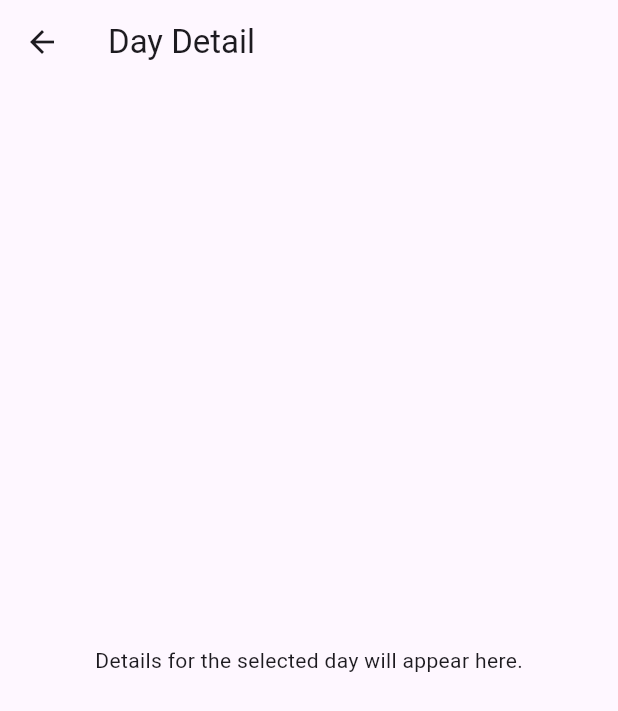
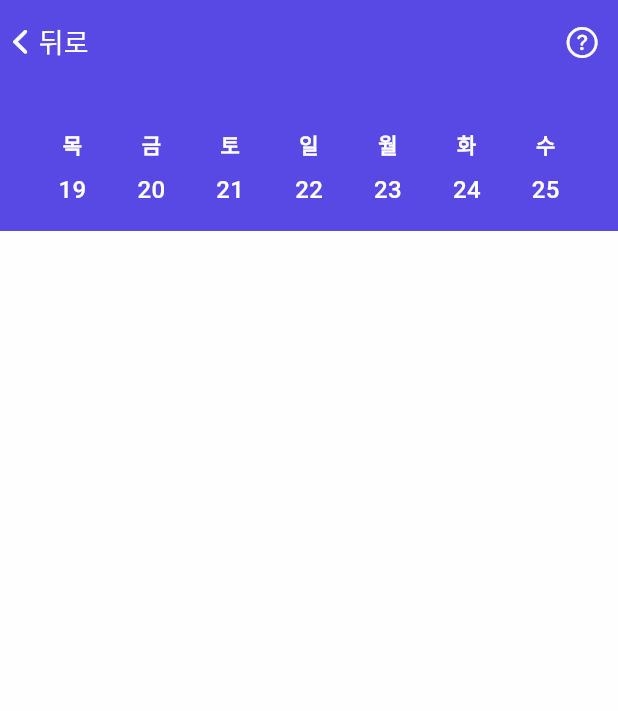
Before and after one commit to Monfi98/Harubee-AOS, a Flutter app: the DayDetailView screen opened directly, on a phone screen of 412 x 824 dp. Shown: the top 711 px of the screen. Run offline on Flutter 3.47's test engine with Material 3 defaults, Android fonts, the phone set to English and light mode, and no system bars; our stand-ins replace go_router; missing offline and left inert: dart_eval; Roboto replaces fonts that are missing (Pretendard).

Commit message:
상단 WeeklyHeader 추가

```diff
--- a/lib/core/utils/datetime_extension.dart
+++ b/lib/core/utils/datetime_extension.dart
@@ -17,4 +17,6 @@ extension DateFormatting on DateTime {
         return "$year년 $month월 $day일 ($weekdayStr)";
     }
   }
+
+  DateTime get onlyDate => DateTime(year, month, day);
 }
--- a/lib/presentation/calendar/viewmodels/day_detail_viewmodel.dart
+++ b/lib/presentation/calendar/viewmodels/day_detail_viewmodel.dart
@@ -1,16 +1,62 @@
 import 'package:flutter/material.dart';
+import 'package:harubee/core/utils/string_extension.dart';
+import 'package:harubee/domain/models/daily_budget.dart';
 
 class DayDetailViewmodel extends ChangeNotifier {
   // State
+  DateTime get selectedDate => _selectedDate;
+  String get harubee => _harubee.toString().formattedExpression;
+  List<List<DateTime>> get weekDayMatrix => _weekDayMatrix;
 
   // internal variable
-  final DateTime _selectedDate;
+  DateTime _selectedDate;
+  List<List<DateTime>> _weekDayMatrix = [];
+  DailyBudget? _currDailyBudget;
+  int _harubee = 0;
 
   // intialize
   DayDetailViewmodel({required DateTime selectedDate})
     : _selectedDate = selectedDate {
-    debugPrint(selectedDate.toString());
+    _loadDailyData(targetDate: selectedDate);
+    _generateWeekMatrix();
+  }
+
+  // external function
+  void onPressed() {
+    debugPrint("DayDetailViewmodel onPressed");
+  }
+
+  void onDateSelected(DateTime date) {
+    _selectedDate = date;
+    _loadDailyData(targetDate: date);
+    notifyListeners();
   }
 
   // internal function
+  void _loadDailyData({required DateTime targetDate}) {
+    final currDailyBudget = DailyBudget(
+      date: targetDate,
+      harubee: 20000,
+      memo: [],
+    );
+
+    _currDailyBudget = currDailyBudget;
+    _harubee = currDailyBudget.harubee ?? 0;
+  }
+
+  void _generateWeekMatrix() {
+    final startDate = DateTime(2024, 9, 19);
+    final endDate = DateTime(2024, 10, 18);
+    final weekDayList = List.generate(
+      endDate.difference(startDate).inDays + 1,
+      (i) => startDate.add(Duration(days: i)),
+    );
+    _weekDayMatrix = [
+      for (int i = 0; i < weekDayList.length; i += 7)
+        weekDayList.sublist(
+          i,
+          (i + 7 > weekDayList.length) ? weekDayList.length : i + 7,
+        ),
+    ];
+  }
 }
--- a/lib/presentation/calendar/views/calendar_view.dart
+++ b/lib/presentation/calendar/views/calendar_view.dart
@@ -270,6 +270,10 @@ class CalendarCell extends StatelessWidget {
 
     return Padding(
       padding: const EdgeInsets.symmetric(vertical: verticalPadding),
+      child: Material(
+        borderRadius: BorderRadius.circular(8),
+        clipBehavior: Clip.antiAlias,
+        color: Colors.transparent,
         child: InkWell(
           onTap: () =>
               context.push(AppRoute.dayDetail.fullPath, extra: dayCell.day),
@@ -312,6 +316,7 @@ class CalendarCell extends StatelessWidget {
             ),
           ),
         ),
+      ),
     );
   }
 }
--- a/lib/presentation/calendar/views/day_detail_view.dart
+++ b/lib/presentation/calendar/views/day_detail_view.dart
@@ -1,15 +1,155 @@
 import 'package:flutter/material.dart';
+import 'package:flutter/cupertino.dart';
+import 'package:go_router/go_router.dart';
+import 'package:harubee/core/utils/datetime_extension.dart';
+import 'package:harubee/design_system/colors/harubee_color.dart';
+import 'package:harubee/presentation/calendar/viewmodels/day_detail_viewmodel.dart';
+import 'package:harubee/presentation/common/widgets/navigation_back_button.dart';
+import 'package:provider/provider.dart';
 
 class DayDetailView extends StatelessWidget {
   const DayDetailView({super.key});
 
   @override
   Widget build(BuildContext context) {
+    final mode = Theme.of(context).brightness == Brightness.dark
+        ? Appearance.dark
+        : Appearance.light;
+
     return Scaffold(
-      appBar: AppBar(title: const Text('Day Detail')),
-      body: const Center(
-        child: Text('Details for the selected day will appear here.'),
+      backgroundColor: HarubeeColor.bgPrimary(mode),
+      appBar: AppBar(
+        backgroundColor: HarubeeColor.bgAccent(mode),
+        leading: NavigationBackButton(
+          color: HarubeeColor.textFixed,
+          onPressed: () => context.pop(),
+        ),
+        leadingWidth: 60,
+        actions: [
+          IconButton(
+            icon: const Icon(CupertinoIcons.question_circle),
+            color: HarubeeColor.textFixed,
+            onPressed: () => context.read<DayDetailViewmodel>().onPressed(),
+          ),
+        ],
+      ),
+      body: Column(children: [WeeklyHeader()]),
+    );
+  }
+}
+
+// Weekly Header
+class WeeklyHeader extends StatelessWidget {
+  const WeeklyHeader({super.key});
+
+  @override
+  Widget build(BuildContext context) {
+    final mode = Theme.of(context).brightness == Brightness.dark
+        ? Appearance.dark
+        : Appearance.light;
+    final screenWidth = MediaQuery.of(context).size.width;
+    const sidePadding = 22.0;
+    final cellWidth = (screenWidth - sidePadding * 2) / 7;
+    final dayDetailVM = context.watch<DayDetailViewmodel>();
+    final pageIndex = dayDetailVM.weekDayMatrix.indexWhere(
+      (week) => week.contains(dayDetailVM.selectedDate),
+    );
+
+    return Container(
+      height: 98,
+      color: HarubeeColor.bgAccent(mode),
+      child: PageView(
+        controller: PageController(initialPage: pageIndex),
+        children: [
+          for (final weekDayList in dayDetailVM.weekDayMatrix)
+            Padding(
+              padding: const EdgeInsets.only(
+                left: sidePadding,
+                right: sidePadding,
+                top: 30,
+                bottom: 12,
+              ),
+              child: Row(
+                children: [
+                  for (final day in weekDayList)
+                    WeeklyHeaderCell(cellWidth: cellWidth, day: day),
+                ],
+              ),
+            ),
+        ],
       ),
     );
   }
 }
+
+class WeeklyHeaderCell extends StatelessWidget {
+  const WeeklyHeaderCell({
+    super.key,
+    required this.cellWidth,
+    required this.day,
+  });
+
+  final double cellWidth;
+  final DateTime day;
+
+  @override
+  Widget build(BuildContext context) {
+    final mode = Theme.of(context).brightness == Brightness.dark
+        ? Appearance.dark
+        : Appearance.light;
+    final dayDetailVM = context.watch<DayDetailViewmodel>();
+    final isSelected = day == dayDetailVM.selectedDate;
+    final isToday = day == DateTime.now().onlyDate;
+    const weekdays = ["월", "화", "수", "목", "금", "토", "일"];
+
+    return SizedBox(
+      width: cellWidth,
+      child: Column(
+        mainAxisAlignment: MainAxisAlignment.spaceBetween,
+        children: [
+          Text(
+            weekdays[day.weekday - 1],
+            style: TextStyle(
+              color: HarubeeColor.textFixed,
+              fontSize: 14,
+              fontWeight: FontWeight.w600,
+            ),
+          ),
+          Padding(
+            padding: EdgeInsets.only(bottom: isSelected ? 0 : 3.1),
+            child: AnimatedContainer(
+              duration: const Duration(milliseconds: 150),
+              width: isSelected ? 30 : 25,
+              height: isSelected ? 30 : 25,
+              alignment: Alignment.center,
+              decoration: BoxDecoration(
+                shape: BoxShape.circle,
+                color: isSelected
+                    ? HarubeeColor.bgPrimary(mode)
+                    : Colors.transparent,
+                border: Border.all(
+                  color: isToday ? HarubeeColor.textFixed : Colors.transparent,
+                  width: 1,
+                ),
+              ),
+              child: InkWell(
+                onTap: () =>
+                    context.read<DayDetailViewmodel>().onDateSelected(day),
+                child: Text(
+                  day.day.toString(),
+                  style: TextStyle(
+                    color: isSelected
+                        ? HarubeeColor.dayText(mode)
+                        : HarubeeColor.textFixed,
+                    fontSize: 16,
+                    fontWeight: FontWeight.w500,
+                  ),
+                ),
+              ),
+            ),
+          ),
+        ],
+      ),
+    );
+  }
+}
```
Also changed, not shown: lib/presentation/calendar/viewmodels/calendar_viewmodel.dart (+27 -27 lines). Lines whose indentation alone changed are shown as unchanged.
